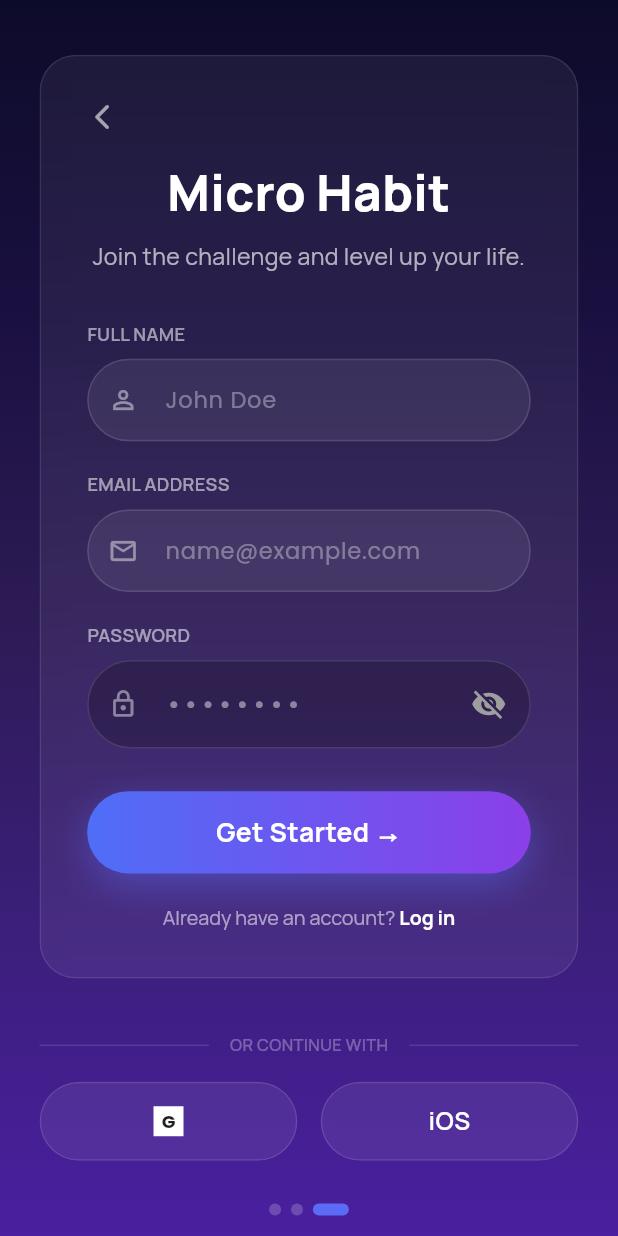
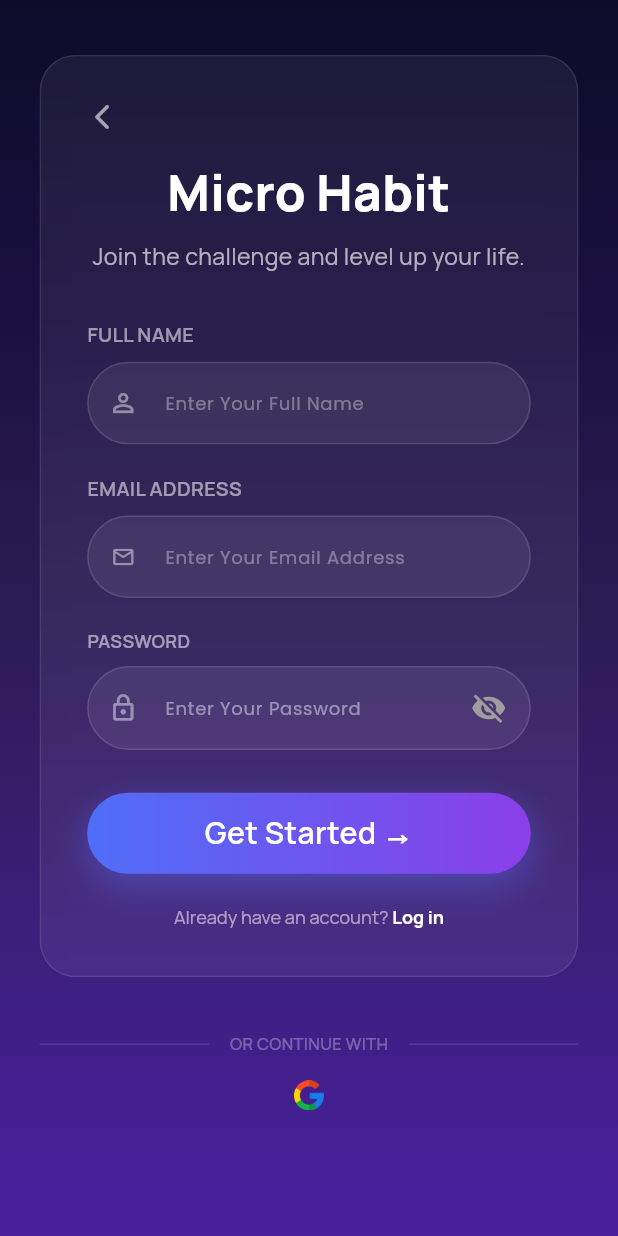
Before and after one commit to codeMAHDI/Micro-Habit-App, a Flutter app: the SignUpScreen screen opened by its route, on a phone screen of 412 x 824 dp. Run offline on Flutter 3.47's test engine with Material 3 defaults, Android fonts, the phone set to English and light mode, and no system bars; our stand-ins replace cached_network_image, flutter_screenutil, flutter_spinkit, flutter_svg, fluttertoast, get and 4 more; accounts and stored records are empty.

Commit message:
Sign up screen  completeding

```diff
--- a/lib/utils/app_strings/app_strings.dart
+++ b/lib/utils/app_strings/app_strings.dart
@@ -15,6 +15,12 @@ class AppStrings {
   static const String signUp = "Don't have an account? ";
   static const String signUpForFree = "Sign up for free";
   static const String continueWith = "OR CONTINUE WITH";
+  static const String signUpDes = "Join the challenge and level up your life.";
+  static const String fullName = "FULL NAME";
+  static const String fullNameHints = "Enter Your Full Name";
+  static const String getStarted = "Get Started →";
+  static const String alreadyHaveAccount = "Already have an account? ";
+  static const String loginBtnTxt = "Log in";
 
 
 
--- a/lib/view/screen/authentication/view/sign_up_screen.dart
+++ b/lib/view/screen/authentication/view/sign_up_screen.dart
@@ -2,8 +2,12 @@ import 'dart:ui';
 import 'package:flutter/material.dart';
 import 'package:flutter_screenutil/flutter_screenutil.dart';
 import 'package:get/get.dart';
+import 'package:micro_habit/view/components/glass_card/glass_card.dart';
 import '../../../../core/app_routes/app_routes.dart';
+import '../../../../utils/app_icons/app_icons.dart';
 import '../../../../utils/app_strings/app_strings.dart';
+import '../../../components/custom_button/custom_button.dart';
+import '../../../components/custom_image/custom_image.dart';
 import '../../../components/custom_text/custom_text.dart';
 import '../../../components/custom_text_field/custom_text_field.dart';
 
@@ -20,7 +24,6 @@ class SignUpScreen extends StatelessWidget {
       body: Container(
         width: double.infinity,
         height: double.infinity,
-        // ── Same gradient as Login ──
         decoration: const BoxDecoration(
           gradient: LinearGradient(
             begin: Alignment.topCenter,
@@ -42,14 +45,12 @@ class SignUpScreen extends StatelessWidget {
               children: [
                 SizedBox(height: 20.h),
 
-                // ── Main Glass Card ──
-                _GlassCard(
+                GlassCard(
                   child: Padding(
                     padding: EdgeInsets.all(28.w),
                     child: Column(
                       crossAxisAlignment: CrossAxisAlignment.start,
                       children: [
-                        // Back button
                         GestureDetector(
                           onTap: () => Get.back(),
                           child: Icon(Icons.arrow_back_ios_new_rounded,
@@ -57,8 +58,6 @@ class SignUpScreen extends StatelessWidget {
                         ),
 
                         SizedBox(height: 16.h),
-
-                        // Title
                         Center(
                           child: CustomText(
                             text: AppStrings.appName,
@@ -71,7 +70,7 @@ class SignUpScreen extends StatelessWidget {
                         SizedBox(height: 8.h),
                         Center(
                           child: CustomText(
-                            text: 'Join the challenge and level up your life.',
+                            text: AppStrings.signUpDes,
                             fontSize: 14,
                             fontWeight: FontWeight.w400,
                             color: Colors.white.withOpacity(0.65),
@@ -83,8 +82,8 @@ class SignUpScreen extends StatelessWidget {
 
                         // Full Name
                         CustomText(
-                          text: 'FULL NAME',
-                          fontSize: 11,
+                          text: AppStrings.fullName,
+                          fontSize: 12,
                           fontWeight: FontWeight.w600,
                           color: Colors.white.withOpacity(0.55),
                           textAlign: TextAlign.left,
@@ -92,7 +91,7 @@ class SignUpScreen extends StatelessWidget {
                         SizedBox(height: 8.h),
                         CustomTextField(
                           textEditingController: nameController,
-                          hintText: 'John Doe',
+                          hintText: AppStrings.fullNameHints,
                           keyboardType: TextInputType.name,
                           textInputAction: TextInputAction.next,
                           fillColor: Colors.white.withOpacity(0.07),
@@ -101,7 +100,7 @@ class SignUpScreen extends StatelessWidget {
                           cursorColor: Colors.white,
                           hintStyle: TextStyle(
                             color: Colors.white.withOpacity(0.35),
-                            fontSize: 15,
+                            fontSize: 12,
                           ),
                           inputTextStyle: const TextStyle(
                             color: Colors.white,
@@ -110,7 +109,8 @@ class SignUpScreen extends StatelessWidget {
                           prefixIcon: Padding(
                             padding: const EdgeInsets.all(14),
                             child: Icon(Icons.person_outline,
-                                color: Colors.white.withOpacity(0.45), size: 20),
+                                color: Colors.white.withOpacity(0.45),
+                                size: 20),
                           ),
                         ),
 
@@ -118,8 +118,8 @@ class SignUpScreen extends StatelessWidget {
 
                         // Email
                         CustomText(
-                          text: 'EMAIL ADDRESS',
-                          fontSize: 11,
+                          text: AppStrings.email,
+                          fontSize: 12,
                           fontWeight: FontWeight.w600,
                           color: Colors.white.withOpacity(0.55),
                           textAlign: TextAlign.left,
@@ -127,7 +127,7 @@ class SignUpScreen extends StatelessWidget {
                         SizedBox(height: 8.h),
                         CustomTextField(
                           textEditingController: emailController,
-                          hintText: 'name@example.com',
+                          hintText: AppStrings.emailHits,
                           keyboardType: TextInputType.emailAddress,
                           textInputAction: TextInputAction.next,
                           fillColor: Colors.white.withOpacity(0.07),
@@ -136,7 +136,7 @@ class SignUpScreen extends StatelessWidget {
                           cursorColor: Colors.white,
                           hintStyle: TextStyle(
                             color: Colors.white.withOpacity(0.35),
-                            fontSize: 15,
+                            fontSize: 12,
                           ),
                           inputTextStyle: const TextStyle(
                             color: Colors.white,
@@ -145,7 +145,8 @@ class SignUpScreen extends StatelessWidget {
                           prefixIcon: Padding(
                             padding: const EdgeInsets.all(14),
                             child: Icon(Icons.email_outlined,
-                                color: Colors.white.withOpacity(0.45), size: 20),
+                                color: Colors.white.withOpacity(0.45),
+                                size: 16),
                           ),
                         ),
 
@@ -153,7 +154,7 @@ class SignUpScreen extends StatelessWidget {
 
                         // Password
                         CustomText(
-                          text: 'PASSWORD',
+                          text: AppStrings.password,
                           fontSize: 11,
                           fontWeight: FontWeight.w600,
                           color: Colors.white.withOpacity(0.55),
@@ -162,17 +163,16 @@ class SignUpScreen extends StatelessWidget {
                         SizedBox(height: 8.h),
                         CustomTextField(
                           textEditingController: passwordController,
-                          hintText: '••••••••',
+                          hintText: AppStrings.passHint,
                           isPassword: true,
                           textInputAction: TextInputAction.done,
-                          fillColor: Colors.black.withOpacity(0.22),
+                          fillColor: Colors.white.withOpacity(0.07),
                           fieldBorderRadius: 30,
                           fieldBorderColor: Colors.white.withOpacity(0.12),
                           cursorColor: Colors.white,
                           hintStyle: TextStyle(
                             color: Colors.white.withOpacity(0.45),
-                            fontSize: 18,
-                            letterSpacing: 4,
+                            fontSize: 12,
                           ),
                           inputTextStyle: const TextStyle(
                             color: Colors.white,
@@ -181,15 +181,29 @@ class SignUpScreen extends StatelessWidget {
                           prefixIcon: Padding(
                             padding: const EdgeInsets.all(14),
                             child: Icon(Icons.lock_outline,
-                                color: Colors.white.withOpacity(0.45), size: 20),
+                                color: Colors.white.withOpacity(0.45),
+                                size: 20),
                           ),
                         ),
 
                         SizedBox(height: 28.h),
 
-                        // Get Started Button — same gradient
-                        _GradientButton(
-                          title: 'Get Started →',
+                        CustomButton(
+                          title: AppStrings.getStarted,
+                          height: 54,
+                          borderRadius: 30,
+                          gradient: const LinearGradient(
+                            colors: [Color(0xFF4F6EF7), Color(0xFF8B3FE8)],
+                            begin: Alignment.centerLeft,
+                            end: Alignment.centerRight,
+                          ),
+                          boxShadow: [
+                            BoxShadow(
+                              color: const Color(0xFF5B6BF5).withOpacity(0.45),
+                              blurRadius: 20,
+                              offset: const Offset(0, 8),
+                            ),
+                          ],
                           onTap: () => Get.offAllNamed(AppRoutes.main),
                         ),
 
@@ -203,18 +217,18 @@ class SignUpScreen extends StatelessWidget {
                               text: TextSpan(
                                 children: [
                                   TextSpan(
-                                    text: 'Already have an account? ',
+                                    text: AppStrings.alreadyHaveAccount,
                                     style: TextStyle(
                                       color: Colors.white.withOpacity(0.55),
-                                      fontSize: 13.sp,
+                                      fontSize: 12.sp,
                                       fontFamily: 'Manrope',
                                     ),
                                   ),
                                   const TextSpan(
-                                    text: 'Log in',
+                                    text: AppStrings.loginBtnTxt,
                                     style: TextStyle(
                                       color: Colors.white,
-                                      fontSize: 13,
+                                      fontSize: 12,
                                       fontWeight: FontWeight.w700,
                                       fontFamily: 'Manrope',
                                     ),
@@ -231,7 +245,6 @@ class SignUpScreen extends StatelessWidget {
 
                 SizedBox(height: 36.h),
 
-                // OR CONTINUE WITH
                 Row(
                   children: [
                     Expanded(
@@ -241,7 +254,7 @@ class SignUpScreen extends StatelessWidget {
                     Padding(
                       padding: const EdgeInsets.symmetric(horizontal: 14),
                       child: CustomText(
-                        text: 'OR CONTINUE WITH',
+                        text: AppStrings.continueWith,
                         fontSize: 10,
                         fontWeight: FontWeight.w500,
                         color: Colors.white.withOpacity(0.3),
@@ -258,53 +271,18 @@ class SignUpScreen extends StatelessWidget {
                 SizedBox(height: 16.h),
 
                 // Social Buttons
-                Row(
-                  children: [
-                    Expanded(
-                      child: _SocialButton(
-                        onTap: () {},
-                        child: Container(
-                          width: 20,
-                          height: 20,
-                          color: Colors.white,
-                          child: const Center(
-                            child: Text('G',
-                                style: TextStyle(
-                                    fontWeight: FontWeight.bold,
-                                    fontSize: 12,
-                                    color: Colors.black87)),
-                          ),
-                        ),
-                      ),
-                    ),
-                    SizedBox(width: 14.w),
-                    Expanded(
-                      child: _SocialButton(
-                        onTap: () {},
-                        child: const CustomText(
-                          text: 'iOS',
-                          fontSize: 15,
-                          fontWeight: FontWeight.w600,
-                          color: Colors.white,
-                          textAlign: TextAlign.center,
-                        ),
-                      ),
-                    ),
-                  ],
-                ),
-
-                SizedBox(height: 28.h),
-
-                // Page dots
-                Row(
-                  mainAxisAlignment: MainAxisAlignment.center,
-                  children: [
-                    _dot(false),
-                    SizedBox(width: 6.w),
-                    _dot(false),
-                    SizedBox(width: 6.w),
-                    _dot(true),
-                  ],
+                Center(
+                  child: Row(
+                    mainAxisAlignment: MainAxisAlignment.center,
+                    children: [
+                      GestureDetector(
+                          onTap: () {
+                            print("Google tapped");
+                          },
+                          child: CustomImage(
+                              imageSrc: AppIcons.google, width: 20, height: 20))
+                    ],
+                  ),
                 ),
 
                 SizedBox(height: 20.h),
@@ -315,113 +293,4 @@ class SignUpScreen extends StatelessWidget {
       ),
     );
   }
-
-  Widget _dot(bool active) {
-    return AnimatedContainer(
-      duration: const Duration(milliseconds: 300),
-      width: active ? 24 : 8,
-      height: 8,
-      decoration: BoxDecoration(
-        color: active
-            ? const Color(0xFF5B6BF5)
-            : Colors.white.withOpacity(0.2),
-        borderRadius: BorderRadius.circular(4),
-      ),
-    );
-  }
 }
-
-// ── Gradient Button (same as Login) ──
-class _GradientButton extends StatelessWidget {
-  final String title;
-  final VoidCallback onTap;
-  const _GradientButton({required this.title, required this.onTap});
-
-  @override
-  Widget build(BuildContext context) {
-    return GestureDetector(
-      onTap: onTap,
-      child: Container(
-        width: double.infinity,
-        height: 54.h,
-        decoration: BoxDecoration(
-          borderRadius: BorderRadius.circular(30),
-          gradient: const LinearGradient(
-            colors: [Color(0xFF4F6EF7), Color(0xFF8B3FE8)],
-            begin: Alignment.centerLeft,
-            end: Alignment.centerRight,
-          ),
-          boxShadow: [
-            BoxShadow(
-              color: const Color(0xFF5B6BF5).withOpacity(0.45),
-              blurRadius: 20,
-              offset: const Offset(0, 8),
-            ),
-          ],
-        ),
-        child: Center(
-          child: CustomText(
-            text: title,
-            fontSize: 16,
-            fontWeight: FontWeight.w700,
-            color: Colors.white,
-            textAlign: TextAlign.center,
-          ),
-        ),
-      ),
-    );
-  }
-}
-
-// ── Glass Card ──
-class _GlassCard extends StatelessWidget {
-  final Widget child;
-  const _GlassCard({required this.child});
-
-  @override
-  Widget build(BuildContext context) {
-    return ClipRRect(
-      borderRadius: BorderRadius.circular(24),
-      child: BackdropFilter(
-        filter: ImageFilter.blur(sigmaX: 18, sigmaY: 18),
-        child: Container(
-          decoration: BoxDecoration(
-            color: Colors.white.withOpacity(0.06),
-            borderRadius: BorderRadius.circular(24),
-            border: Border.all(color: Colors.white.withOpacity(0.1)),
-          ),
-          child: child,
-        ),
-      ),
-    );
-  }
-}
-
-// ── Social Button ──
-class _SocialButton extends StatelessWidget {
-  final VoidCallback onTap;
-  final Widget child;
-  const _SocialButton({required this.onTap, required this.child});
-
-  @override
-  Widget build(BuildContext context) {
-    return GestureDetector(
-      onTap: onTap,
-      child: ClipRRect(
-        borderRadius: BorderRadius.circular(30),
-        child: BackdropFilter(
-          filter: ImageFilter.blur(sigmaX: 10, sigmaY: 10),
-          child: Container(
-            height: 52.h,
-            decoration: BoxDecoration(
-              color: Colors.white.withOpacity(0.07),
-              borderRadius: BorderRadius.circular(30),
-              border: Border.all(color: Colors.white.withOpacity(0.12)),
-            ),
-            child: Center(child: child),
-          ),
-        ),
-      ),
-    );
-  }
-}
```
